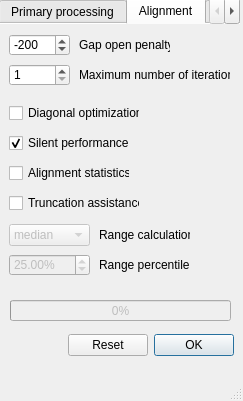
First picture: the form in window.ui, repository pkviatko/SHaRK, before the edit.
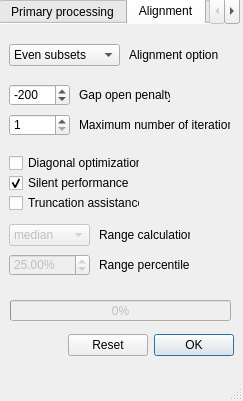
Second picture: the form after the edit. The open tabs and pages were chosen to show the change. Icons and pictures are not drawn.

Commit message: Update GUI for new alignment options

Patch:
```diff
--- a/window.ui
+++ b/window.ui
@@ -232,7 +232,7 @@
       <property name="geometry">
        <rect>
         <x>10</x>
-        <y>10</y>
+        <y>60</y>
         <width>61</width>
         <height>22</height>
        </rect>
@@ -266,7 +266,7 @@
       <property name="geometry">
        <rect>
         <x>10</x>
-        <y>40</y>
+        <y>90</y>
         <width>61</width>
         <height>22</height>
        </rect>
@@ -291,7 +291,7 @@
       <property name="geometry">
        <rect>
         <x>10</x>
-        <y>80</y>
+        <y>130</y>
         <width>131</width>
         <height>18</height>
        </rect>
@@ -307,7 +307,7 @@
       <property name="geometry">
        <rect>
         <x>10</x>
-        <y>110</y>
+        <y>150</y>
         <width>121</width>
         <height>18</height>
        </rect>
@@ -326,7 +326,7 @@
       <property name="geometry">
        <rect>
         <x>80</x>
-        <y>10</y>
+        <y>60</y>
         <width>91</width>
         <height>21</height>
        </rect>
@@ -339,7 +339,7 @@
       <property name="geometry">
        <rect>
         <x>80</x>
-        <y>40</y>
+        <y>90</y>
         <width>151</width>
         <height>21</height>
        </rect>
@@ -348,22 +348,6 @@
        <string>Maximum number of iterations</string>
       </property>
      </widget>
-     <widget class="QCheckBox" name="alignstat_checkBox">
-      <property name="geometry">
-       <rect>
-        <x>10</x>
-        <y>140</y>
-        <width>121</width>
-        <height>18</height>
-       </rect>
-      </property>
-      <property name="toolTip">
-       <string>&lt;html&gt;&lt;head/&gt;&lt;body&gt;&lt;p&gt;Output the &lt;span style=&quot; font-weight:600;&quot;&gt;statistics&lt;/span&gt; for the &lt;span style=&quot; font-weight:600;&quot;&gt;output files&lt;/span&gt; after &lt;span style=&quot; font-weight:600;&quot;&gt;alignment&lt;/span&gt;&lt;/p&gt;&lt;/body&gt;&lt;/html&gt;</string>
-      </property>
-      <property name="text">
-       <string>Alignment statistics</string>
-      </property>
-     </widget>
      <widget class="QComboBox" name="range_comboBox">
       <property name="enabled">
        <bool>false</bool>
@@ -478,6 +462,47 @@
        <string>Range percentile</string>
       </property>
      </widget>
+     <widget class="QComboBox" name="align_opt_comboBox">
+      <property name="geometry">
+       <rect>
+        <x>10</x>
+        <y>20</y>
+        <width>111</width>
+        <height>22</height>
+       </rect>
+      </property>
+      <property name="currentIndex">
+       <number>2</number>
+      </property>
+      <item>
+       <property name="text">
+        <string>Full set</string>
+       </property>
+      </item>
+      <item>
+       <property name="text">
+        <string>Tax subsets</string>
+       </property>
+      </item>
+      <item>
+       <property name="text">
+        <string>Even subsets</string>
+       </property>
+      </item>
+     </widget>
+     <widget class="QLabel" name="label_6">
+      <property name="geometry">
+       <rect>
+        <x>130</x>
+        <y>20</y>
+        <width>91</width>
+        <height>21</height>
+       </rect>
+      </property>
+      <property name="text">
+       <string>Alignment option</string>
+      </property>
+     </widget>
      <zorder>range_comboBox</zorder>
      <zorder>gap_spinBox</zorder>
      <zorder>iters_spinBox</zorder>
```
Left out of the diff: 3 changed lines with no effect on the pictures.
